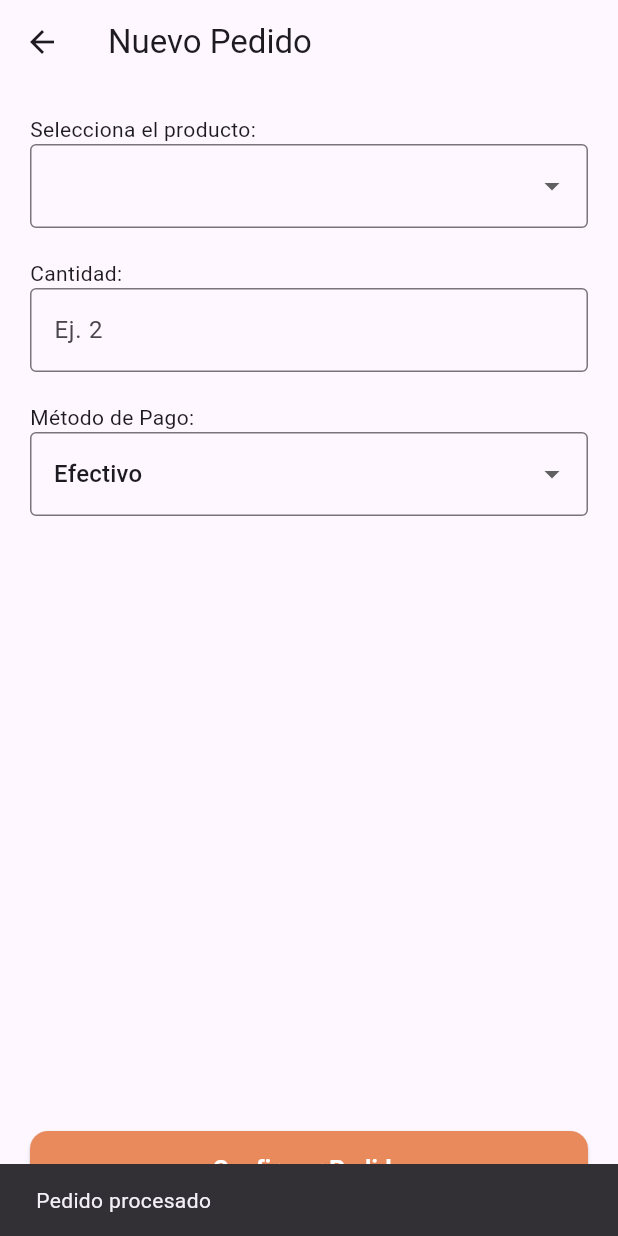
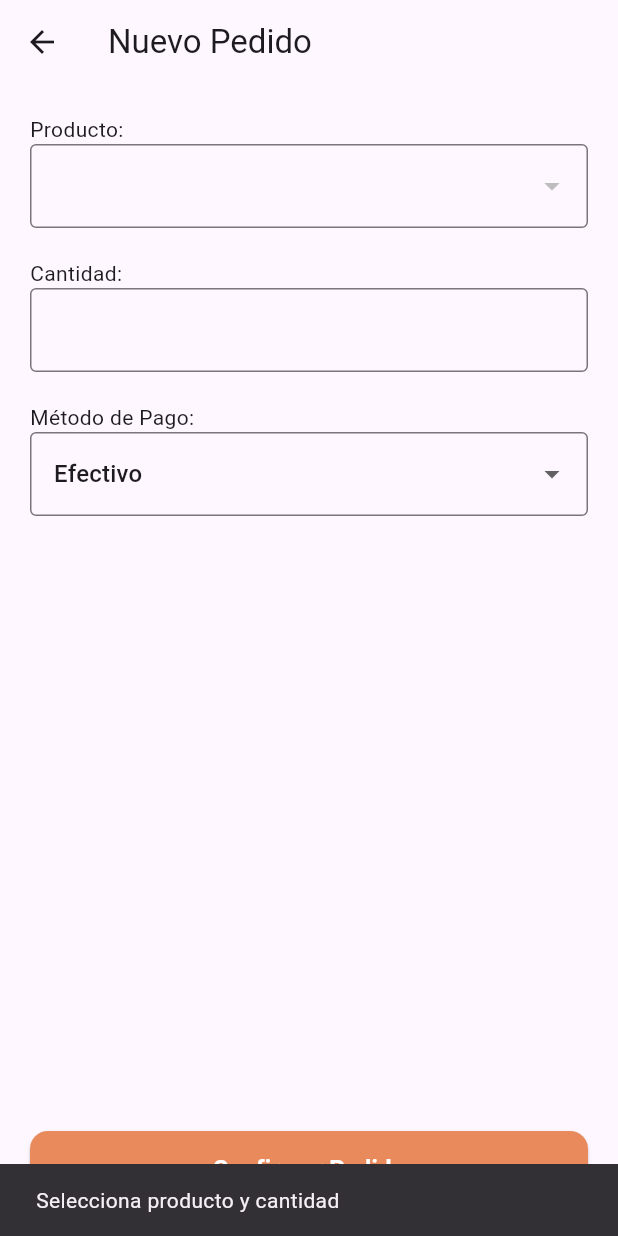
Before and after one commit to fzvercetti/Platto_Guli_Project, a Flutter app: the NewOrderPlatto screen opened directly, after a tap on "Confirmar Pedido", on a phone screen of 412 x 824 dp. Run offline on Flutter 3.47's test engine with Material 3 defaults, Android fonts, the phone set to English and light mode, and no system bars; our stand-ins replace open_filex, pdf; network calls fail.

Commit message:
platto_final

```diff
--- a/lib/screens/cash_flow_platto.dart
+++ b/lib/screens/cash_flow_platto.dart
@@ -6,6 +6,7 @@ import 'package:path_provider/path_provider.dart';
 import 'package:pdf/pdf.dart';
 import 'package:pdf/widgets.dart' as pw;
 import 'package:open_filex/open_filex.dart';
+import '../utils/api_config.dart';
 
 class CashFlowPlatto extends StatefulWidget {
   const CashFlowPlatto({super.key});
@@ -15,7 +16,7 @@ class CashFlowPlatto extends StatefulWidget {
 }
 
 class _CashFlowPlattoState extends State<CashFlowPlatto> {
-  final String baseUrl = "http://10.0.2.2:5000";
+  final String baseUrl = ApiConfig.baseUrl;
   bool isLoading = true;
   double netBalance = 0.0;
   double totalIncome = 0.0;
--- a/lib/screens/cash_management_platto.dart
+++ b/lib/screens/cash_management_platto.dart
@@ -4,6 +4,7 @@ import 'dart:convert';
 import 'package:intl/intl.dart';
 import 'conciliation_platto.dart';
 import 'cash_flow_platto.dart';
+import '../utils/api_config.dart';
 
 class CashManagementPlatto extends StatefulWidget {
   const CashManagementPlatto({super.key});
@@ -13,7 +14,7 @@ class CashManagementPlatto extends StatefulWidget {
 }
 
 class _CashManagementPlattoState extends State<CashManagementPlatto> {
-  final String baseUrl = "http://127.0.0.1:5000";
+  final String baseUrl = ApiConfig.baseUrl;
 
   Future<void> registrarMovimiento(
     String tipo,
@@ -22,7 +23,7 @@ class _CashManagementPlattoState extends State<CashManagementPlatto> {
   ) async {
     try {
       final response = await http.post(
-        Uri.parse('$baseUrl/api/transacciones'),
+        Uri.parse('$baseUrl/api/caja/transacciones'),
         headers: {"Content-Type": "application/json"},
         body: json.encode({
           "tipo": tipo,
--- a/lib/screens/conciliation_platto.dart
+++ b/lib/screens/conciliation_platto.dart
@@ -1,6 +1,9 @@
 import 'package:flutter/material.dart';
 import 'package:http/http.dart' as http;
 import 'dart:convert';
+import '../utils/api_config.dart';
+
+import 'package:platto_app/utils/api_config.dart';
 
 class ConciliationPlatto extends StatefulWidget {
   const ConciliationPlatto({super.key});
@@ -10,7 +13,7 @@ class ConciliationPlatto extends StatefulWidget {
 }
 
 class _ConciliationPlattoState extends State<ConciliationPlatto> {
-  final String baseUrl = "http://127.0.0.1:5000";
+  final String baseUrl = ApiConfig.baseUrl;
 
   bool isLoading = true;
   double initialBalance = 0.0;
--- a/lib/screens/daily_sales_page.dart
+++ b/lib/screens/daily_sales_page.dart
@@ -1,6 +1,9 @@
+import '../utils/api_config.dart';
 import 'package:flutter/material.dart';
 import 'package:http/http.dart' as http;
 import 'dart:convert';
+
+import 'package:platto_app/utils/api_config.dart';
 
 // Definimos el color aquí también para evitar errores
 const Color orangeColor = Color(0xFFE98A5C);
@@ -28,7 +31,7 @@ class _DailySalesPageState extends State<DailySalesPage> {
   Future<void> _fetchVentasFromAPI() async {
     try {
       final response = await http
-          .get(Uri.parse('http://10.0.2.2:5000/api/ventas_dia'))
+          .get(Uri.parse('${ApiConfig.baseUrl}/api/ventas'))
           .timeout(const Duration(seconds: 5));
 
       if (response.statusCode == 200) {
--- a/lib/screens/inventory_platto.dart
+++ b/lib/screens/inventory_platto.dart
@@ -1,11 +1,13 @@
 import 'dart:convert';
 import 'package:flutter/material.dart';
 import 'package:http/http.dart' as http;
+import 'package:platto_app/utils/api_config.dart';
+import '../utils/api_config.dart';
 
 class InventoryPlatto extends StatelessWidget {
   const InventoryPlatto({super.key});
 
-  final String apiUrl = "http://127.0.0.1:5000/api/inventario";
+  final String apiUrl = "${ApiConfig.baseUrl}/api/productos/inventario";
 
   Future<List<dynamic>> fetchInventory() async {
     final response = await http.get(Uri.parse(apiUrl));
--- a/lib/screens/new_order_platto.dart
+++ b/lib/screens/new_order_platto.dart
@@ -1,4 +1,5 @@
 import 'package:flutter/material.dart';
+import '../utils/api_config.dart';
 import 'package:http/http.dart' as http;
 import 'dart:convert';
 
@@ -12,13 +13,7 @@ class NewOrderPlatto extends StatefulWidget {
 }
 
 class _NewOrderPlattoState extends State<NewOrderPlatto> {
-  // 1. DATOS ESTÁTICOS (PLAN B) - Cargan instantáneamente
-  List<dynamic> _productos = [
-    {"id": 1, "nombre": "Hamburguesa Clásica", "precio": 120.0},
-    {"id": 2, "nombre": "Papas Fritas", "precio": 50.0},
-    {"id": 3, "nombre": "Refresco", "precio": 30.0},
-  ];
-
+  List<dynamic> _productos = [];
   String? _productoSeleccionado;
   String _metodoPago = 'Efectivo';
   final TextEditingController _cantidadController = TextEditingController();
@@ -26,19 +21,16 @@ class _NewOrderPlattoState extends State<NewOrderPlatto> {
   @override
   void initState() {
     super.initState();
-    // 2. Intentamos conectar a la BD en segundo plano sin bloquear la UI
     _fetchProductosFromAPI();
   }
 
   Future<void> _fetchProductosFromAPI() async {
     try {
-      // Intentamos conectar a Flask. Le damos 5 segundos de espera máximo.
       final response = await http
-          .get(Uri.parse('http://localhost:5000/api/productos'))
+          .get(Uri.parse('${ApiConfig.baseUrl}/api/productos/productos'))
           .timeout(const Duration(seconds: 5));
 
       if (response.statusCode == 200) {
-        // Si el servidor responde, actualizamos la lista real
         if (mounted) {
           setState(() {
             _productos = jsonDecode(response.body);
@@ -46,72 +38,64 @@ class _NewOrderPlattoState extends State<NewOrderPlatto> {
         }
       }
     } catch (e) {
-      // Si falla, no hacemos nada. El usuario ya está viendo los datos estáticos.
       debugPrint("No se pudo conectar a la BD: $e");
     }
   }
 
-  // --- AQUÍ ES EXACTAMENTE DONDE DEBES PEGAR LA NUEVA FUNCIÓN ---
   Future<void> _savePedido() async {
-    // 1. Validaciones
     if (_productoSeleccionado == null || _cantidadController.text.isEmpty) {
       ScaffoldMessenger.of(context).showSnackBar(
-        const SnackBar(
-          content: Text("Por favor selecciona un producto y cantidad"),
-        ),
+        const SnackBar(content: Text("Selecciona producto y cantidad")),
       );
       return;
     }
 
-    // 2. Cálculo del total
     final producto = _productos.firstWhere(
       (p) => p['nombre'] == _productoSeleccionado,
     );
-    double precioUnitario = (producto['precio'] as num).toDouble();
+    final int productId = (producto['id'] as num).toInt();
     int cantidad = int.tryParse(_cantidadController.text) ?? 0;
-    double total = precioUnitario * cantidad;
 
-    // 3. Enviar al servidor
     try {
       final response = await http.post(
-        Uri.parse('http://localhost:5000/api/pedidos'),
+        Uri.parse('${ApiConfig.baseUrl}/api/pedido/pedido'),
         headers: {"Content-Type": "application/json"},
         body: json.encode({
-          "producto": _productoSeleccionado,
+          "producto_id": productId,
           "cantidad": cantidad,
-          "metodo": _metodoPago,
-          "total": total,
+          "metodo_pago": _metodoPago,
         }),
       );
 
-      if (response.statusCode == 200) {
+      if (response.statusCode == 201 || response.statusCode == 200) {
         if (!mounted) return;
-        ScaffoldMessenger.of(
-          context,
-        ).showSnackBar(const SnackBar(content: Text("Pedido guardado")));
+        ScaffoldMessenger.of(context).showSnackBar(
+          const SnackBar(content: Text("¡Pedido guardado con éxito!")),
+        );
         Navigator.pop(context);
+      } else {
+        throw Exception("Error del servidor: ${response.statusCode}");
       }
     } catch (e) {
       debugPrint("Error al guardar: $e");
+      if (mounted) {
+        ScaffoldMessenger.of(
+          context,
+        ).showSnackBar(SnackBar(content: Text("Error: $e")));
+      }
     }
   }
 
   @override
   Widget build(BuildContext context) {
     return Scaffold(
-      appBar: AppBar(
-        title: const Text("Nuevo Pedido"),
-        leading: IconButton(
-          icon: const Icon(Icons.arrow_back),
-          onPressed: () => Navigator.pop(context),
-        ),
-      ),
+      appBar: AppBar(title: const Text("Nuevo Pedido")),
       body: Padding(
         padding: const EdgeInsets.all(20.0),
         child: Column(
           crossAxisAlignment: CrossAxisAlignment.start,
           children: [
-            const Text("Selecciona el producto:"),
+            const Text("Producto:"),
             DropdownButtonFormField<String>(
               isExpanded: true,
               decoration: const InputDecoration(border: OutlineInputBorder()),
@@ -126,18 +110,13 @@ class _NewOrderPlattoState extends State<NewOrderPlatto> {
               onChanged: (val) => setState(() => _productoSeleccionado = val),
             ),
             const SizedBox(height: 20),
-
             const Text("Cantidad:"),
             TextField(
               controller: _cantidadController,
-              decoration: const InputDecoration(
-                hintText: "Ej. 2",
-                border: OutlineInputBorder(),
-              ),
+              decoration: const InputDecoration(border: OutlineInputBorder()),
               keyboardType: TextInputType.number,
             ),
             const SizedBox(height: 20),
-
             const Text("Método de Pago:"),
             DropdownButtonFormField<String>(
               value: _metodoPago,
@@ -148,32 +127,20 @@ class _NewOrderPlattoState extends State<NewOrderPlatto> {
               ].map((m) => DropdownMenuItem(value: m, child: Text(m))).toList(),
               onChanged: (val) => setState(() => _metodoPago = val!),
             ),
-
             const Spacer(),
-
-            // Asegúrate de que orangeColor esté definido arriba en tu archivo
-            // const Color orangeColor = Color(0xFFE98A5C);
             SizedBox(
               width: double.infinity,
               height: 50,
               child: ElevatedButton(
                 style: ElevatedButton.styleFrom(
-                  backgroundColor:
-                      orangeColor, // Aquí aplicamos el color naranja
-                  foregroundColor:
-                      Colors.white, // El texto será blanco para que se vea bien
+                  backgroundColor: orangeColor,
+                  foregroundColor: Colors.white,
                   shape: RoundedRectangleBorder(
-                    borderRadius: BorderRadius.circular(
-                      12,
-                    ), // Bordes redondeados para que se vea moderno
+                    borderRadius: BorderRadius.circular(12),
                   ),
                 ),
-                onPressed: () {
-                  // Tu lógica para confirmar pedido aquí
-                  ScaffoldMessenger.of(context).showSnackBar(
-                    const SnackBar(content: Text("Pedido procesado")),
-                  );
-                },
+                onPressed:
+                    _savePedido, // <--- Aquí ya está conectada la función
                 child: const Text(
                   "Confirmar Pedido",
                   style: TextStyle(fontSize: 16, fontWeight: FontWeight.bold),
--- /dev/null
+++ b/lib/utils/api_config.dart
@@ -0,0 +1,4 @@
+class ApiConfig {
+  // IP local
+  static const String baseUrl = "http://127.0.0.1:5000";
+}
```
Also changed, not shown: lib/screens/reports_platto.dart (+6 -2 lines), 4 other files.
